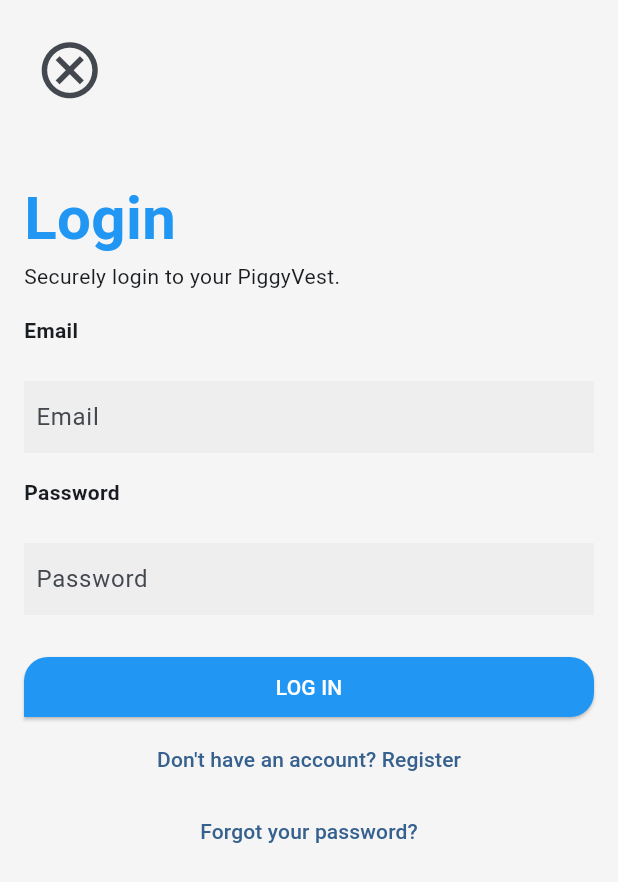
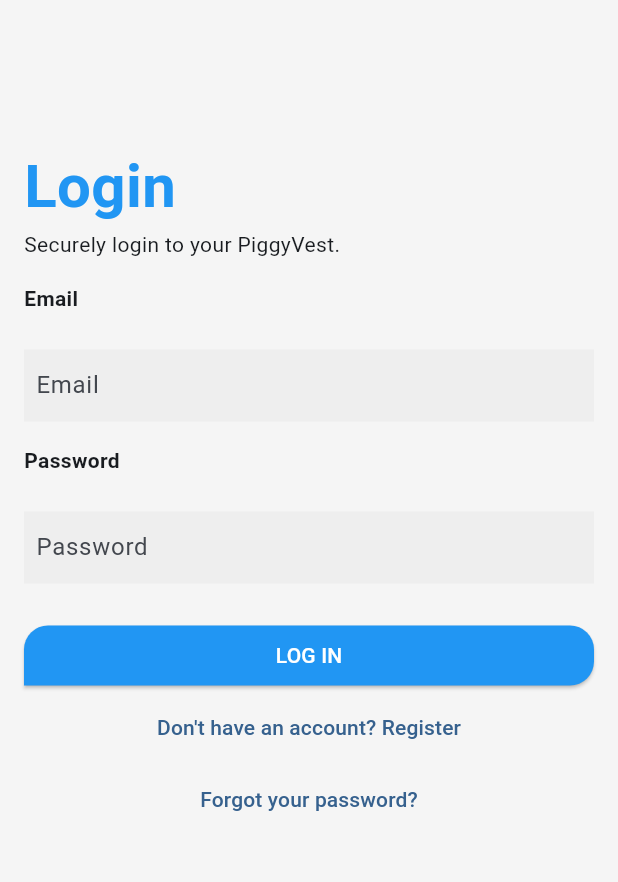
Before and after one commit to ANTONINEUTRON/wtm_savings_app, a Flutter app: the screen it shows after launch, on a phone screen of 412 x 824 dp. Shown: the top 882 px of the screen. Run offline on Flutter 3.47's test engine with Material 3 defaults, Android fonts, the phone set to English and light mode, and no system bars; our stand-ins replace equatable, firebase_auth, firebase_core, flutter_bloc, freezed_annotation; accounts and stored records are empty.

Commit message:
March 19 class

```diff
--- a/lib/features/home/pages/home_page.dart
+++ b/lib/features/home/pages/home_page.dart
@@ -8,6 +8,8 @@ import 'package:wtm_savings_app/features/invest/pages/invest_view.dart';
 import 'package:wtm_savings_app/features/savings/pages/savings_view.dart';
 
 class HomePage extends StatefulWidget{
+
+  static route() => MaterialPageRoute(builder: (context) => HomePage(),);
 
   @override
   State<HomePage> createState() => _HomePageState();
--- /dev/null
+++ b/lib/features/login/bloc/login_state.dart
@@ -0,0 +1,39 @@
+
+import 'package:equatable/equatable.dart';
+
+enum LoginStatus{Initial, Processing, Successful, Error}
+
+class LoginState extends Equatable{
+  const LoginState({
+    required this.emailAddress,
+    required this.password,
+    this.loginStatus = LoginStatus.Initial,
+  });
+
+  static LoginState empty = LoginState(
+    emailAddress: "",
+    password: "",
+    loginStatus:  LoginStatus.Initial,
+  );
+
+  final String emailAddress;
+  final String password;
+  final LoginStatus loginStatus;
+
+  @override
+  List<Object?> get props => [
+    emailAddress, password, loginStatus
+  ];
+
+  LoginState copyWith({
+    String? emailAddress,
+    String? password,
+    LoginStatus? loginStatus,
+  }){
+    return LoginState(
+      emailAddress: emailAddress ?? this.emailAddress,
+      password: password ?? this.password,
+      loginStatus: loginStatus ?? this.loginStatus,
+    );
+  }
+}
--- a/lib/features/login/pages/login_page.dart
+++ b/lib/features/login/pages/login_page.dart
@@ -1,10 +1,18 @@
 
 import 'package:flutter/material.dart';
+import 'package:flutter_bloc/flutter_bloc.dart';
+import 'package:wtm_savings_app/features/home/pages/home_page.dart';
+import 'package:wtm_savings_app/features/login/bloc/login_bloc.dart';
+import 'package:wtm_savings_app/features/login/bloc/login_state.dart';
 import 'package:wtm_savings_app/features/signup/pages/registration_page.dart';
 import 'package:wtm_savings_app/shared/widgets/custom_textfield.dart';
 
 class LoginPage extends StatefulWidget {
   const LoginPage({super.key});
+
+  static route()=> MaterialPageRoute(builder: (context) {
+      return LoginPage();
+    },);
 
   @override
   State<LoginPage> createState() => _LoginPageState();
@@ -14,22 +22,48 @@ class _LoginPageState extends State<LoginPage> {
 
   @override
   Widget build(BuildContext context) {
+    var bloc = context.watch<LoginBloc>();
+    var state = bloc.state;
+
+    switch(state.loginStatus){
+      case LoginStatus.Initial:
+        break;
+      case LoginStatus.Processing:
+        break;
+      case LoginStatus.Successful:
+      WidgetsBinding.instance.addPostFrameCallback((timeStamp) {
+        Navigator.pushReplacement(
+          context,
+          HomePage.route(),
+        );
+        bloc.reset();
+      });
+      break;
+      case LoginStatus.Error:
+        WidgetsBinding.instance.addPostFrameCallback((timeStamp) {
+          ScaffoldMessenger
+              .of(context)
+              .showSnackBar(SnackBar(content: Text("An error occured")));
+        });
+        break;
+    }
+
     return Scaffold(
       body: SafeArea(
         child: ListView(
           padding: EdgeInsets.all(16),
           children: [
-            Align(
-              alignment: Alignment.topLeft,
-              child: IconButton(
-                  onPressed: (){},
-                  icon: Icon(
-                    Icons.cancel_outlined,
-                    size: 45,
-                  )
-              ),
-            ),
-            SizedBox(height: 40,),
+            // Align(
+            //   alignment: Alignment.topLeft,
+            //   child: IconButton(
+            //       onPressed: (){},
+            //       icon: Icon(
+            //         Icons.cancel_outlined,
+            //         size: 45,
+            //       )
+            //   ),
+            // ),
+            SizedBox(height: 80,),
             Text(
               "Login",
               style: TextStyle(
@@ -72,7 +106,7 @@ class _LoginPageState extends State<LoginPage> {
             ),
             TextButton(
               onPressed: () {
-                Navigator.push(context, MaterialPageRoute(
+                Navigator.pushReplacement(context, MaterialPageRoute(
                   builder: (context) {
                     return RegistrationPage();
                   },
--- /dev/null
+++ b/lib/features/login/repository/login_repositpry.dart
@@ -0,0 +1,10 @@
+
+import 'package:firebase_auth/firebase_auth.dart';
+
+class LoginRepository{
+  var auth = FirebaseAuth.instance;
+
+  Future<void> loginUser({required String email,required String password})async{
+    await auth.signInWithEmailAndPassword(email: email, password: password,);
+  }
+}
--- a/lib/features/signup/bloc/signup_bloc.dart
+++ b/lib/features/signup/bloc/signup_bloc.dart
@@ -9,6 +9,10 @@ class SignupBloc extends Cubit<SignupState>{
   SignupBloc(): super(SignupState.empty);
 
   SignupRepository signupRepository = SignupRepository();
+
+  void reset(){
+    emit(SignupState.empty);
+  }
 
   void registerUser({
     required String fullName,
--- a/lib/features/signup/bloc/signup_state.dart
+++ b/lib/features/signup/bloc/signup_state.dart
@@ -14,7 +14,8 @@ class SignupState extends Equatable{
   static SignupState empty = SignupState(
       fullName: "",
       emailAddress: "",
-      password: ""
+      password: "",
+    signupStatus:  SignupStatus.Initial,
   );
 
   final String fullName;
--- a/lib/main.dart
+++ b/lib/main.dart
@@ -4,16 +4,18 @@ import 'package:flutter_bloc/flutter_bloc.dart';
 import 'package:wtm_savings_app/features/home/bloc/home_bloc.dart';
 import 'package:wtm_savings_app/features/home/pages/home_page.dart';
 import 'package:wtm_savings_app/features/invest/models/invest.dart';
+import 'package:wtm_savings_app/features/login/bloc/login_bloc.dart';
 import 'package:wtm_savings_app/features/login/pages/login_page.dart';
 import 'package:wtm_savings_app/features/signup/bloc/signup_bloc.dart';
 import 'package:wtm_savings_app/features/signup/pages/registration_page.dart';
 import 'package:wtm_savings_app/firebase_options.dart';
 
 void main() async{
-  runApp(const MyApp());
+  WidgetsFlutterBinding.ensureInitialized();
   await Firebase.initializeApp(
     options: DefaultFirebaseOptions.currentPlatform,
   );
+  runApp(const MyApp());
 }
 
 class MyApp extends StatelessWidget {
@@ -28,6 +30,9 @@ class MyApp extends StatelessWidget {
         ),
         BlocProvider(
             create: (context)=>SignupBloc()
+        ),
+        BlocProvider(
+            create: (context)=>LoginBloc()
         ),
       ],
       child: MaterialApp(
```
Also changed, not shown: lib/features/account/widgets/account_settings_2.dart (+8 -0 lines), lib/features/login/bloc/login_bloc.dart (added, +31 -0 lines), lib/features/signup/pages/registration_page.dart (+30 -16 lines).
